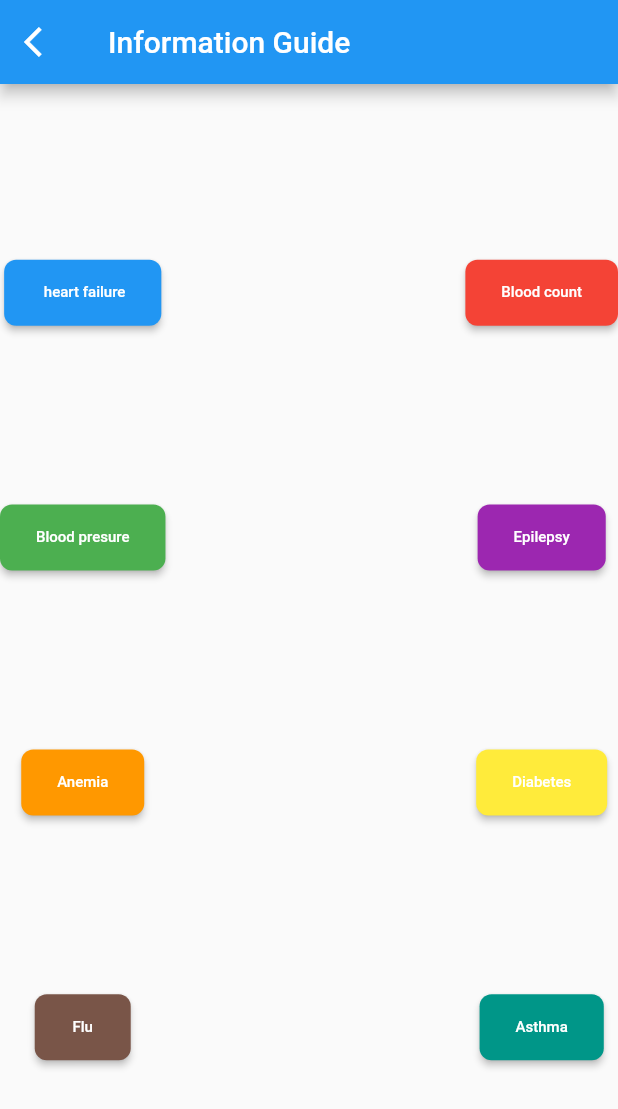
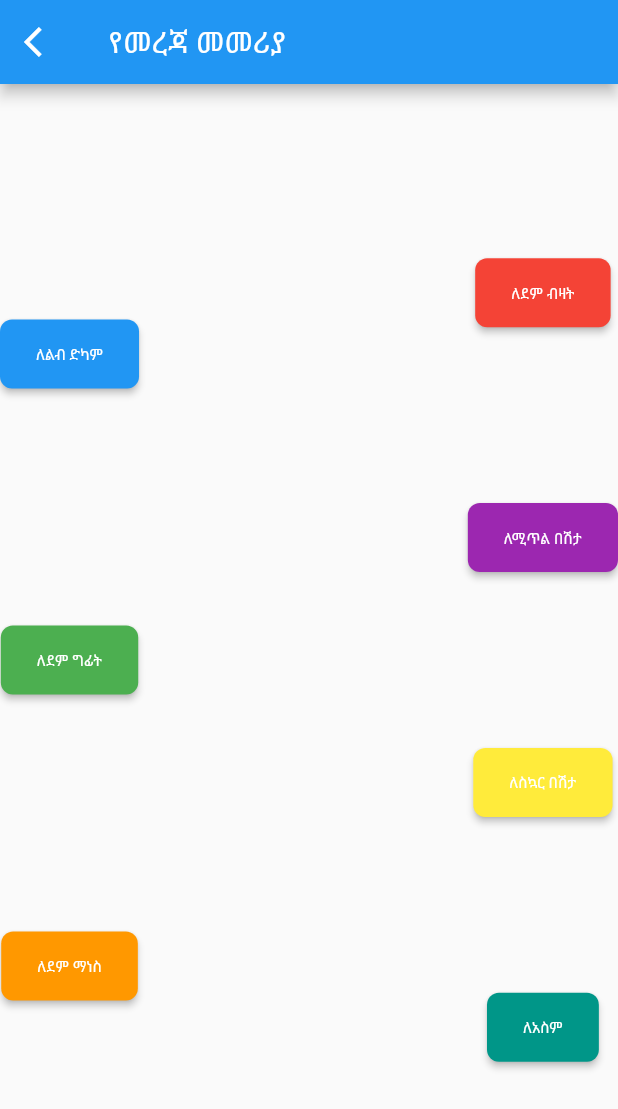
Before and after one commit to amanuel971/helper, a Flutter app: the HomePage screen opened directly, after a tap on "የመረጃ መመሪያ", on a phone screen of 412 x 824 dp. Shown: the top 1109 px of the screen. Run offline on Flutter 3.47's test engine with Material 2 defaults, Android fonts, the phone set to English and light mode, and no system bars; our stand-ins replace flutter_markdown.

Commit message:
change the language

```diff
--- a/lib/HomeScreen.dart
+++ b/lib/HomeScreen.dart
@@ -7,7 +7,7 @@ class HomeScreen extends StatelessWidget {
     return MaterialApp(
       home: Scaffold(
         appBar: AppBar(
-            title: Text('Information Guide'),
+            title: Text('የመረጃ መመሪያ'),
             leading: IconButton(
               onPressed: () {
                 Navigator.pop(context);
@@ -32,7 +32,7 @@ class ButtonLayout extends StatelessWidget {
           mainAxisAlignment: MainAxisAlignment.spaceEvenly,
           children: [
             CustomButton(
-              text: ' heart failure',
+              text: 'ለልብ ድካም',
               color: Colors.blue,
               onPressed: () {
                 Navigator.push(context, MaterialPageRoute(
@@ -40,7 +40,7 @@ class ButtonLayout extends StatelessWidget {
                     return const MarkDownPage(
                       //mdName: 'apple.md',
                       mdName: 'heartfailuer.md',
-                      title: 'heartfailuer',
+                      title: 'ለልብ ድካም',
                     );
                   },
                 ));
@@ -48,7 +48,7 @@ class ButtonLayout extends StatelessWidget {
               },
             ),
             CustomButton(
-              text: 'Blood presure',
+              text: 'ለደም ግፊት',
               color: Colors.green,
               onPressed: () {
                 Navigator.push(context, MaterialPageRoute(
@@ -56,7 +56,7 @@ class ButtonLayout extends StatelessWidget {
                     return const MarkDownPage(
                       //mdName: 'apple.md',
                       mdName: 'bloodpressuer.md',
-                      title: 'bloodpressuer',
+                      title: 'ለደም ግፊት',
                     );
                   },
                 ));
@@ -64,7 +64,7 @@ class ButtonLayout extends StatelessWidget {
               },
             ),
             CustomButton(
-              text: 'Anemia',
+              text: 'ለደም ማነስ',
               color: Colors.orange,
               onPressed: () {
                 Navigator.push(context, MaterialPageRoute(
@@ -72,21 +72,20 @@ class ButtonLayout extends StatelessWidget {
                     return const MarkDownPage(
                       //mdName: 'apple.md',
                       mdName: 'Anemia.md',
-                      title: 'Anemia',
+                      title: 'ለደም ማነስ',
                     );
                   },
                 ));
               },
             ),
-            CustomButton(text: "Flu", color: Colors.brown, onPressed: () {})
           ],
         ),
-        SizedBox(height: 10),
+        SizedBox(height: 16),
         Column(
           mainAxisAlignment: MainAxisAlignment.spaceEvenly,
           children: [
             CustomButton(
-              text: 'Blood count',
+              text: 'ለደም ብዛት',
               color: Colors.red,
               onPressed: () {
                 Navigator.push(context, MaterialPageRoute(
@@ -94,22 +93,29 @@ class ButtonLayout extends StatelessWidget {
                     return const MarkDownPage(
                       //mdName: 'apple.md',
                       mdName: 'bloodcount.md',
-                      title: 'bloodcount',
+                      title: 'ለደም ብዛት',
                     );
                   },
                 ));
               },
             ),
             CustomButton(
-              text: 'Epilepsy',
+              text: 'ለሚጥል በሽታ',
               color: Colors.purple,
               onPressed: () {
-                Navigator.of(context).push(MaterialPageRoute(
-                    builder: (context) => MarkDownPage(mdName: 'Eplipesy.md')));
+                Navigator.push(context, MaterialPageRoute(
+                  builder: (context) {
+                    return const MarkDownPage(
+                      //mdName: 'apple.md',
+                      mdName: 'Eplipesy.md',
+                      title: 'ለሚጥል በሽታ',
+                    );
+                  },
+                ));
               },
             ),
             CustomButton(
-              text: 'Diabetes',
+              text: 'ለስኳር በሽታ',
               color: Colors.yellow,
               onPressed: () {
                 Navigator.push(context, MaterialPageRoute(
@@ -117,14 +123,14 @@ class ButtonLayout extends StatelessWidget {
                     return const MarkDownPage(
                       //mdName: 'apple.md',
                       mdName: 'diabets.md',
-                      title: 'diabetes',
+                      title: 'ለስኳር በሽታ',
                     );
                   },
                 ));
               },
             ),
             CustomButton(
-              text: 'Asthma',
+              text: 'ለአስም',
               color: Colors.teal,
               onPressed: () {
                 Navigator.push(context, MaterialPageRoute(
@@ -132,7 +138,7 @@ class ButtonLayout extends StatelessWidget {
                     return const MarkDownPage(
                       //mdName: 'apple.md',
                       mdName: 'Asthema.md',
-                      title: 'Asthema',
+                      title: 'ለአስም',
                     );
                   },
                 ));
--- a/lib/main.dart
+++ b/lib/main.dart
@@ -60,7 +60,7 @@ class HomePage extends StatelessWidget {
                           return const MarkDownPage(
                             //mdName: 'apple.md',
                             mdName: 'symptom.md',
-                            title: 'symptom',
+                            title: 'ምልክቶች',
                           );
                         },
                       ));
```
Also changed, not shown: lib/firstScreen.dart (+60 -32 lines), pubspec.yaml (line endings or trailing spaces), 9 other files.
